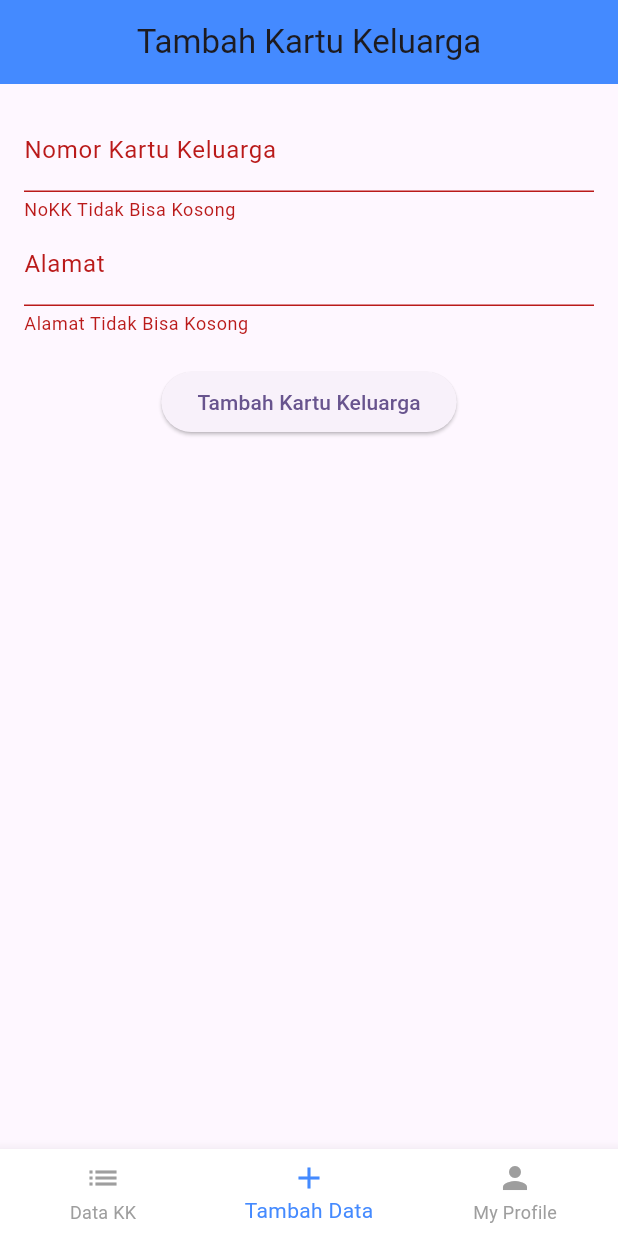
After one commit to ZidZaky/Android-MyRT, a Flutter app: the screen it shows after launch, item 2 of the bottom bar chosen, after a tap on "Tambah Kartu Keluarga", on a phone screen of 412 x 824 dp. The commit adds this screen. Run offline on Flutter 3.47's test engine with Material 3 defaults, Android fonts, the phone set to English and light mode, and no system bars; our stand-ins replace sqflite; accounts and stored records are empty; network calls fail.

Commit message:
update log 1

```diff
--- a/lib/main.dart
+++ b/lib/main.dart
@@ -1,3 +1,5 @@
+// import 'package:android_myrt/pages/addKartuKeluarga.dart';
+import 'package:android_myrt/pages/dashboard.dart';
 import 'package:flutter/material.dart';
 
 void main() {
@@ -31,7 +33,7 @@ class MyApp extends StatelessWidget {
         colorScheme: ColorScheme.fromSeed(seedColor: Colors.deepPurple),
         useMaterial3: true,
       ),
-      home: const MyHomePage(title: 'Flutter Demo Home Page'),
+      home: Dashboard(),
     );
   }
 }
--- /dev/null
+++ b/lib/model/KartuKeluarga.dart
@@ -0,0 +1,11 @@
+class KartuKeluarga {
+  final int NoKK;
+  final String alamat;
+
+  KartuKeluarga({required this.NoKK, required this.alamat});
+
+  factory KartuKeluarga.fromSqfliteDatabase(Map<String, dynamic> map) => KartuKeluarga(
+    NoKK: map['NoKK'],
+    alamat: map['alamat']
+  );
+}
--- /dev/null
+++ b/lib/pages/addKartuKeluarga.dart
@@ -0,0 +1,65 @@
+import 'package:flutter/material.dart';
+import 'package:android_myrt/services/api_service.dart';
+
+
+class AddKartuKeluarga extends StatelessWidget {
+  final _formKey = GlobalKey<FormState>();
+  final TextEditingController noKKController = TextEditingController();
+  final TextEditingController alamatController = TextEditingController();
+
+  void addItem(BuildContext context) async {
+    if (_formKey.currentState!.validate()) {
+      Map<String, dynamic> item = {
+        "NoKK": noKKController.text,
+        "Alamat": alamatController.text,
+      };
+
+      try {
+        await ApiService.addItem(item);
+        ScaffoldMessenger.of(context)
+            .showSnackBar(SnackBar(content: Text("Item added successfully!")));
+        Navigator.pop(context); // Go back to the previous screen
+      } catch (e) {
+        ScaffoldMessenger.of(context)
+            .showSnackBar(SnackBar(content: Text("Failed to add item")));
+      }
+    }
+  }
+
+  @override
+  Widget build(BuildContext context) {
+    return Scaffold(
+      appBar: AppBar(
+        title: const Text("Tambah Kartu Keluarga"),
+        backgroundColor: Colors.blueAccent,
+        centerTitle: true,
+      ),
+      body: Padding(
+        padding: const EdgeInsets.all(16.0),
+        child: Form(
+          key: _formKey,
+          child: Column(
+            children: [
+              TextFormField(
+                controller: noKKController,
+                decoration: InputDecoration(labelText: "Nomor Kartu Keluarga"),
+                validator: (value) => value!.isEmpty ? "NoKK Tidak Bisa Kosong" : null,
+              ),
+              TextFormField(
+                controller: alamatController,
+                decoration: InputDecoration(labelText: "Alamat"),
+                validator: (value) => value!.isEmpty ? "Alamat Tidak Bisa Kosong" : null,
+              ),
+
+              SizedBox(height: 20),
+              ElevatedButton(
+                onPressed: () => addItem(context),
+                child: Text("Tambah Kartu Keluarga"),
+              ),
+            ],
+          ),
+        ),
+      ),
+    );
+  }
+}
--- /dev/null
+++ b/lib/pages/allData.dart
@@ -0,0 +1,149 @@
+import 'package:flutter/material.dart';
+import 'package:android_myrt/services/api_service.dart';
+import 'package:android_myrt/pages/detailKartuKeluarga.dart';
+
+class AllData extends StatefulWidget {
+  const AllData({super.key});
+
+  @override
+  State<AllData> createState() => _AllDataState();
+}
+
+class _AllDataState extends State<AllData> {
+  String searchQuery = "";
+  List<Map<String, dynamic>> allData = []; // Store the original data
+  List<Map<String, dynamic>> filteredData = [];
+  bool isLoading = true; // To manage loading state
+
+  @override
+  void initState() {
+    super.initState();
+    fetchKartuKeluargaData();
+  }
+
+  Future<void> fetchKartuKeluargaData() async {
+    try {
+      List items = await ApiService.fetchItems();
+      setState(() {
+        allData = List<Map<String, dynamic>>.from(items); // Store original data
+        filteredData =
+            List<Map<String, dynamic>>.from(items); // Initially show all data
+        isLoading = false;
+      });
+    } catch (e) {
+      setState(() {
+        isLoading = false;
+      });
+      print('Error fetching data: $e');
+    }
+  }
+
+  void filterData(String query) {
+    setState(() {
+      searchQuery = query.toLowerCase();
+      if (searchQuery.isEmpty) {
+        // Reset to all data when the search query is empty
+        filteredData = List<Map<String, dynamic>>.from(allData);
+      } else {
+        // Filter based on the search query
+        filteredData = allData.where((item) {
+          final noKK = item['NoKK']?.toString().toLowerCase() ?? '';
+          return noKK.contains(searchQuery);
+        }).toList();
+      }
+    });
+  }
+
+  @override
+  Widget build(BuildContext context) {
+    return Scaffold(
+      appBar: AppBar(
+        title: const Text("Daftar Kartu Keluarga"),
+        backgroundColor: Colors.blueAccent,
+        centerTitle: true,
+      ),
+      body: isLoading
+          ? const Center(
+              child: CircularProgressIndicator()) // Show loading indicator
+          : Column(
+              children: [
+                Padding(
+                  padding: const EdgeInsets.all(8.0),
+                  child: TextField(
+                    decoration: const InputDecoration(
+                      labelText: 'Cari Kartu Keluarga',
+                      hintText: 'Masukkan No KK',
+                      border: OutlineInputBorder(),
+                      prefixIcon: Icon(Icons.search),
+                    ),
+                    onChanged: filterData,
+                  ),
+                ),
+                Expanded(
+                  child: ListView.builder(
+                    itemCount: filteredData.length,
+                    itemBuilder: (context, index) {
+                      final kartuKeluarga = filteredData[index];
+                      return Card(
+                        margin: const EdgeInsets.symmetric(
+                            vertical: 8, horizontal: 16),
+                        elevation:
+                            3, // Adjust elevation to make the card stand out
+                        shape: RoundedRectangleBorder(
+                          borderRadius: BorderRadius.circular(
+                              10), // Optional: Rounded corners for the entire card
+                        ),
+                        child: ListTile(
+                          contentPadding: const EdgeInsets.all(10),
+                          leading: ClipRRect(
+                            borderRadius: BorderRadius.circular(
+                                8), // Rounded corners for the image
+                            child: Stack(
+                              children: [
+                                // Fallback Container (black solid background)
+                                Container(
+                                  width: 60,
+                                  height: 90,
+                                  color: Colors.black, // Solid black background
+                                ),
+                                // Image with fallback
+                                Image.network(
+                                  kartuKeluarga['kkImageUrl'] ??
+                                      '', // Default empty string
+                                  width: 60,
+                                  height: 60,
+                                  fit: BoxFit.cover,
+                                  errorBuilder: (context, error, stackTrace) {
+                                    return Container(
+                                      width: 60,
+                                      height: 90,
+                                      color: Colors
+                                          .black, // Fallback to black color
+                                    );
+                                  },
+                                ),
+                              ],
+                            ),
+                          ),
+                          title: Text('No KK: ${kartuKeluarga['NoKK']}'),
+                          subtitle: Text('Alamat: ${kartuKeluarga['alamat']}'),
+                          trailing: const Icon(Icons.arrow_forward),
+                          onTap: () {
+                            Navigator.push(
+                              context,
+                              MaterialPageRoute(
+                                builder: (context) =>
+                                    Detailkartukeluarga(data: kartuKeluarga),
+                              ),
+                            );
+                          },
+                        ),
+                      );
+                    },
+                  ),
+                ),
+              ],
+            ),
+    );
+  }
+}
--- /dev/null
+++ b/lib/pages/dashboard.dart
@@ -0,0 +1,72 @@
+import 'package:android_myrt/pages/addKartuKeluarga.dart';
+import 'package:android_myrt/pages/allData.dart';
+import 'package:android_myrt/pages/myProfile.dart';
+import 'package:flutter/material.dart';
+
+class Dashboard extends StatefulWidget {
+  const Dashboard({super.key});
+
+  @override
+  State<Dashboard> createState() => _DashboardState();
+}
+
+class _DashboardState extends State<Dashboard> {
+  int _selectedIndex = 0;
+
+  // List of pages for each Bottom Navigation Bar item
+  final List<Widget> _pages = [
+    AllData(),
+    AddKartuKeluarga(),
+    MyProfile(),
+  ];
+
+  // Function to handle bottom navigation bar item taps
+  void _onItemTapped(int index) {
+    setState(() {
+      _selectedIndex = index;
+    });
+  }
+
+  @override
+  Widget build(BuildContext context) {
+    return Scaffold(
+      body: _pages[_selectedIndex], // Switches between pages
+      bottomNavigationBar: BottomNavigationBar(
+        currentIndex: _selectedIndex,
+        onTap: _onItemTapped,
+        items: const [
+          BottomNavigationBarItem(
+            icon: Icon(Icons.list),
+            label: "Data KK",
+          ),
+          BottomNavigationBarItem(
+            icon: Icon(Icons.add),
+            label: "Tambah Data",
+          ),
+          BottomNavigationBarItem(
+            icon: Icon(Icons.person),
+            label: "My Profile",
+          ),
+        ],
+        selectedItemColor: Colors.blueAccent,
+        unselectedItemColor: Colors.grey,
+        backgroundColor: Colors.white,
+      ),
+    );
+  }
+}
+
+// Dummy Page: List All Data
+class ListAllDataPage extends StatelessWidget {
+  const ListAllDataPage({super.key});
+
+  @override
+  Widget build(BuildContext context) {
+    return Center(
+      child: Text(
+        "List All Data Page",
+        style: TextStyle(fontSize: 20, fontWeight: FontWeight.bold),
+      ),
+    );
+  }
+}
--- /dev/null
+++ b/lib/services/api_service.dart
@@ -0,0 +1,44 @@
+import 'dart:convert';
+import 'package:http/http.dart' as http;
+
+const String baseUrl = "http://10.0.2.2:8000/api/kartu-keluarga";
+
+class ApiService {
+  static Future<List> fetchItems() async {
+    final response = await http.get(Uri.parse('$baseUrl'));
+    if (response.statusCode == 200) {
+      return jsonDecode(response.body);
+    } else {
+      throw Exception('Gagal Melakukan Fetch Data');
+    }
+  }
+
+  static Future<void> addItem(Map<String, dynamic> item) async {
+    final response = await http.post(
+      Uri.parse('$baseUrl'),
+      headers: {"Content-Type": "application/json"},
+      body: jsonEncode(item),
+    );
+    if (response.statusCode != 201) {
+      throw Exception('Gagal Menambahkan Data');
+    }
+  }
+
+  static Future<void> updateItem(int id, Map<String, dynamic> item) async {
+    final response = await http.put(
+      Uri.parse('$baseUrl/$id'),
+      headers: {"Content-Type": "application/json"},
+      body: jsonEncode(item),
+    );
+    if (response.statusCode != 200) {
+      throw Exception('Gagal Melakukan Update Data');
+    }
+  }
+
+  static Future<void> deleteItem(int id) async {
+    final response = await http.delete(Uri.parse('$baseUrl/$id'));
+    if (response.statusCode != 200) {
+      throw Exception('Gagal Melakukan Hapus Data');
+    }
+  }
+}
--- a/pubspec.yaml
+++ b/pubspec.yaml
@@ -30,11 +30,13 @@ environment:
 dependencies:
   flutter:
     sdk: flutter
+  http: ^1.0.0
 
 
   # The following adds the Cupertino Icons font to your application.
   # Use with the CupertinoIcons class for iOS style icons.
   cupertino_icons: ^1.0.8
+  sqflite: ^2.4.1
 
 dev_dependencies:
   flutter_test:
@@ -45,7 +47,7 @@ dev_dependencies:
   # activated in the `analysis_options.yaml` file located at the root of your
   # package. See that file for information about deactivating specific lint
   # rules and activating additional ones.
-  flutter_lints: ^4.0.0
+  flutter_lints: ^5.0.0
 
 # For information on the generic Dart part of this file, see the
 # following page: https://dart.dev/tools/pub/pubspec
```
Also changed, not shown: lib/db/account_db.dart (added, +83 -0 lines), lib/db/database_helper.dart (added, +45 -0 lines), lib/model/Account.dart (added, +15 -0 lines), lib/model/AnggotaKeluarga.dart (added, +48 -0 lines), lib/pages/detailKartuKeluarga.dart (added, +68 -0 lines), lib/pages/myProfile.dart (added, +101 -0 lines), lib/pages/deleteKartuKeluarga.dart (added), lib/pages/editKartuKeluarga.dart (added), pubspec.lock, 1 other file.
